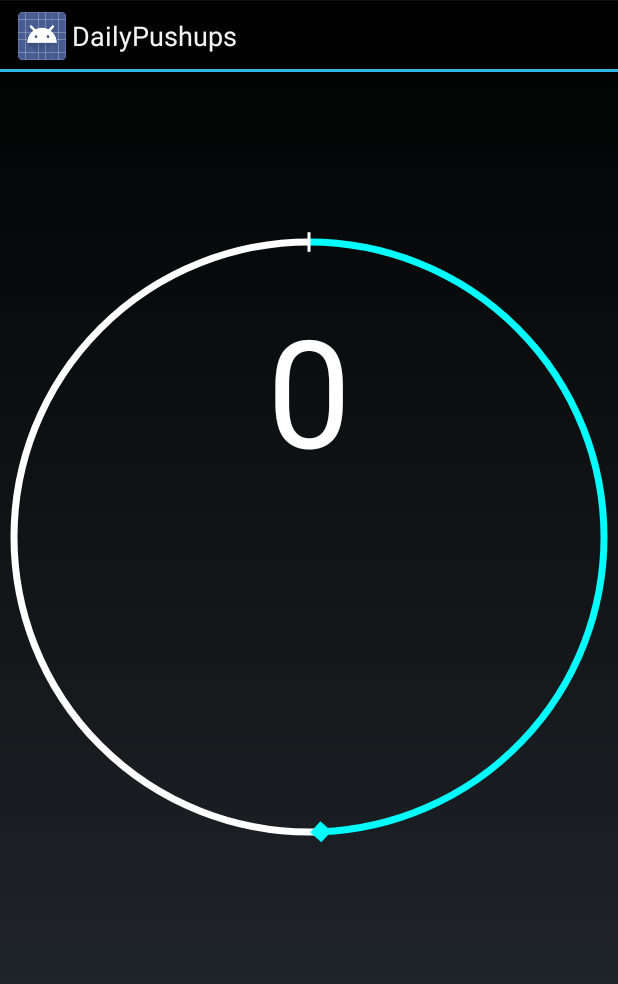
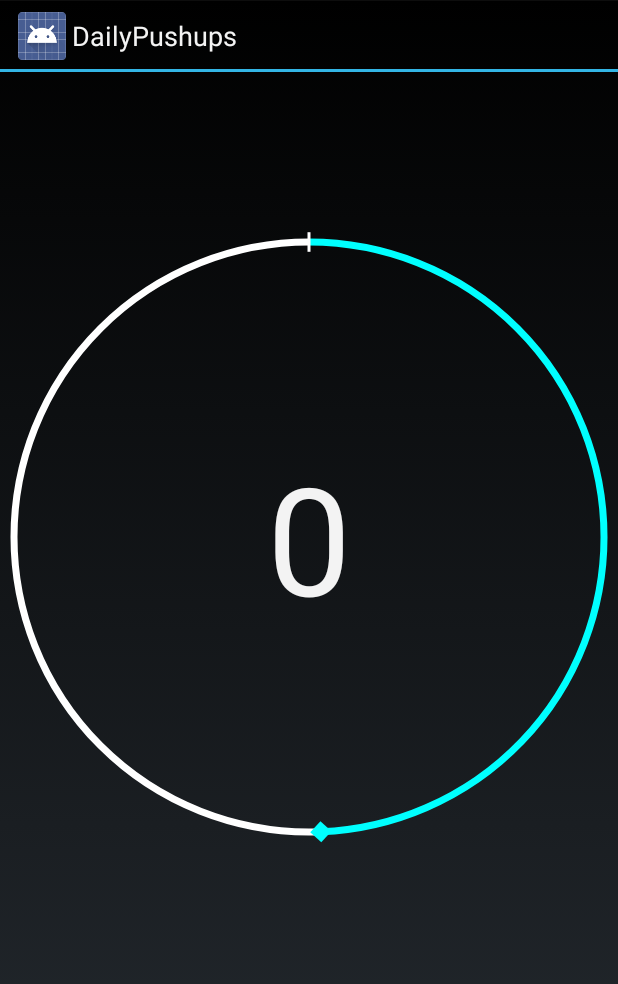
Before and after one commit to shunix/Daily-Pushups, an Android app: the fragment PushupFragment shown on its own in the app's theme, on a phone screen of 412 x 824 dp. Shown: the top 984 px of the screen. Run offline under Robolectric (Android 15) with nearby library versions, the phone set to English and light mode, and no system bars; our stand-ins replace AdMob; libraries missing offline, so code that uses them is left out: com.orm.androrm; 5 statements that could not run were skipped.

Commit message:
Fix the bug that the count cannot be shown in center

```diff
--- a/pushups/src/main/java/com/shunix/dailypushups/fragments/PushupFragment.java
+++ b/pushups/src/main/java/com/shunix/dailypushups/fragments/PushupFragment.java
@@ -18,6 +18,7 @@ import android.util.Log;
 import android.view.LayoutInflater;
 import android.view.View;
 import android.view.ViewGroup;
+import android.widget.TextView;
 
 import com.google.android.gms.ads.AdRequest;
 import com.google.android.gms.ads.AdView;
@@ -31,11 +32,15 @@ import java.util.Date;
 
 /**
  * @author Ray WANG <admin@shunix.com>
- * @version 1.1.0
+ * @version 1.2.0
  * @since Feb 9th, 2014
  */
 public class PushupFragment extends Fragment implements SensorEventListener {
 
+    /**
+     * used to show the count.
+     */
+    private TextView textView;
     /**
      * used to save the data to database
      */
@@ -84,11 +89,12 @@ public class PushupFragment extends Fragment implements SensorEventListener {
         AdRequest adRequest = new AdRequest.Builder().addTestDevice("02D10F4BB9960878C9265F72D88BC40F").build();
         adView.loadAd(adRequest);
         progressBar = (HoloCircularProgressBar) view.findViewById(R.id.holoCircularProgressBar);
-        progressBar.setNumber(0);
         SharedPreferences preference = PreferenceManager.getDefaultSharedPreferences(getActivity());
         int color = preference.getInt(getString(R.string.color_key), Color.CYAN);
         progressBar.setProgressColor(color);
         seconds = preference.getInt(getString(R.string.time_bar_key), 50);
+        textView = (TextView) view.findViewById(R.id.textView);
+        textView.setText(String.valueOf(count));
         showCountDown(seconds / 10);
         return view;
     }
@@ -201,7 +207,7 @@ public class PushupFragment extends Fragment implements SensorEventListener {
                 /**
                  * Restart the countdown.
                  */
-                progressBar.setNumber(count);
+                textView.setText(String.valueOf(count));
                 animator.cancel();
                 progressBar.setProgress(0f);
                 showCountDown(seconds / 10);
--- a/pushups/src/main/java/com/shunix/dailypushups/ui/HoloCircularProgressBar.java
+++ b/pushups/src/main/java/com/shunix/dailypushups/ui/HoloCircularProgressBar.java
@@ -18,7 +18,6 @@ import android.view.Gravity;
 import android.view.View;
 
 import com.shunix.dailypushups.R;
-import com.shunix.dailypushups.fragments.PanelFragment;
 
 /**
  * The Class HoloCircularProgressBar.
@@ -28,16 +27,6 @@ import com.shunix.dailypushups.fragments.PanelFragment;
  * @since 05.03.2013
  */
 public class HoloCircularProgressBar extends View {
-    /**
-     * Edited by Ray WANG <admin@shunix.com>
-     * used to save the number.
-     */
-    private int number = 0;
-    /**
-     * Edited by Ray WANG <admin@shunix.com>
-     * used to save the context.
-     */
-    private Context context;
     /**
      * The Constant TAG.
      */
@@ -262,18 +251,7 @@ public class HoloCircularProgressBar extends View {
 
         // the view has now all properties and can be drawn
         mIsInitializing = false;
-        this.context = context;
 
-    }
-
-    /**
-     * Edited by Ray WANG <admin@shunix.com>
-     * used to set the number.
-     *
-     * @param number
-     */
-    public void setNumber(int number) {
-        this.number = number;
     }
 
     /*
@@ -290,24 +268,6 @@ public class HoloCircularProgressBar extends View {
         canvas.translate(mTranslationOffsetX, mTranslationOffsetY);
 
         final float progressRotation = getCurrentRotation();
-
-        /**
-         * Edited by Ray WANG <admin@shunix.com>
-         * Draw the number.
-         */
-        Paint textPaint = new Paint(Paint.ANTI_ALIAS_FLAG);
-        textPaint.setColor(Color.WHITE);
-        final int TEXT_DIP = 100;
-        int pixel = PanelFragment.dpToPx(context, TEXT_DIP);
-        textPaint.setTextSize((float) pixel);
-        Paint.FontMetrics fontMetrics = textPaint.getFontMetrics();
-        float left = mCircleBounds.left;
-        float top = mCircleBounds.top;
-        double textHeight = Math.ceil(fontMetrics.descent - fontMetrics.ascent) + 2;
-        double textWidth = textPaint.measureText(String.valueOf(number));
-        double startX = left + mRadius - textWidth / 2;
-        double startY = top + mRadius - textHeight / 2;
-        canvas.drawText(String.valueOf(number), (float) startX, (float) startY, textPaint);
 
         // draw the background
         if (!mOverrdraw) {
--- a/pushups/src/main/res/layout/pushup_layout.xml
+++ b/pushups/src/main/res/layout/pushup_layout.xml
@@ -6,11 +6,27 @@
     android:layout_width="match_parent"
     android:layout_height="match_parent">
 
-    <com.shunix.dailypushups.ui.HoloCircularProgressBar
-        android:id="@+id/holoCircularProgressBar"
+
+    <FrameLayout
         android:layout_width="match_parent"
-        android:layout_weight="4"
-        android:layout_height="0dp" />
+        android:layout_height="0dp"
+        android:layout_weight="4">
+
+        <com.shunix.dailypushups.ui.HoloCircularProgressBar
+            android:id="@+id/holoCircularProgressBar"
+            android:layout_width="match_parent"
+            android:layout_height="match_parent" />
+
+        <TextView
+            android:layout_width="wrap_content"
+            android:layout_height="wrap_content"
+            android:textAppearance="?android:attr/textAppearanceLarge"
+            android:text="Text"
+            android:id="@+id/textView"
+            android:textSize="100dp"
+            android:layout_gravity="center" />
+    </FrameLayout>
+
 
     <com.google.android.gms.ads.AdView
         android:id="@+id/adView"
@@ -19,5 +35,4 @@
         android:layout_height="0dp"
         ads:adUnitId="8b7585bc2c0b43c4"
         ads:adSize="BANNER" />
-
 </LinearLayout>
```
Also changed, not shown: 1 other file.
